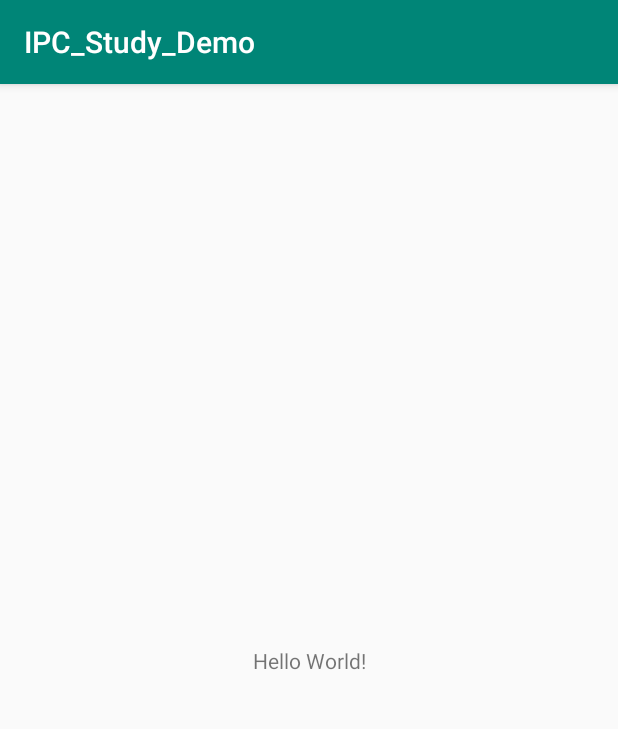
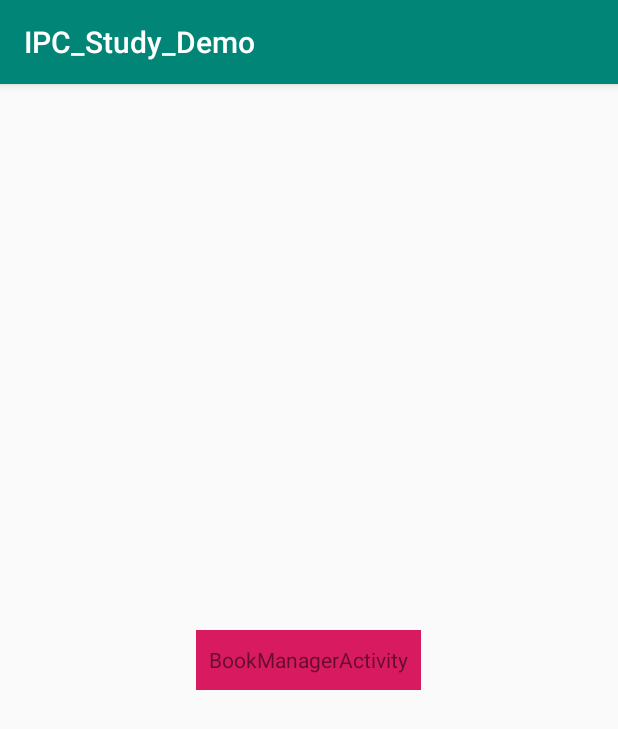
Before and after one commit to rongxianren/IPC_Study_Demo, an Android app: the screen it shows after launch (MainActivity), on a phone screen of 412 x 824 dp. Shown: the top 729 px of the screen. Run offline under Robolectric (Android 15) with nearby library versions, the phone set to English and light mode, and no system bars.

Commit message:
利用aidl进行ipc 通信

```diff
--- a/app/src/main/AndroidManifest.xml
+++ b/app/src/main/AndroidManifest.xml
@@ -9,6 +9,7 @@
         android:roundIcon="@mipmap/ic_launcher_round"
         android:supportsRtl="true"
         android:theme="@style/AppTheme">
+        <activity android:name=".aidl.BookManagerActivity"></activity>
         <activity android:name=".MainActivity">
             <intent-filter>
                 <action android:name="android.intent.action.MAIN" />
@@ -16,6 +17,10 @@
                 <category android:name="android.intent.category.LAUNCHER" />
             </intent-filter>
         </activity>
+
+        <service
+            android:name=".aidl.BookManagerService"
+            android:process=":remote" />
     </application>
 
 </manifest>
--- a/app/src/main/res/layout/activity_main.xml
+++ b/app/src/main/res/layout/activity_main.xml
@@ -1,18 +1,23 @@
 <?xml version="1.0" encoding="utf-8"?>
-<android.support.constraint.ConstraintLayout xmlns:android="http://schemas.android.com/apk/res/android"
+<LinearLayout xmlns:android="http://schemas.android.com/apk/res/android"
     xmlns:app="http://schemas.android.com/apk/res-auto"
     xmlns:tools="http://schemas.android.com/tools"
     android:layout_width="match_parent"
     android:layout_height="match_parent"
+    android:gravity="center"
+    android:orientation="vertical"
     tools:context=".MainActivity">
 
     <TextView
-        android:layout_width="wrap_content"
-        android:layout_height="wrap_content"
-        android:text="Hello World!"
+        android:background="@color/colorAccent"
+        android:layout_width="150dp"
+        android:layout_height="40dp"
+        android:gravity="center"
+        android:text="BookManagerActivity"
+        android:onClick="goBookManagerActivity"
         app:layout_constraintBottom_toBottomOf="parent"
         app:layout_constraintLeft_toLeftOf="parent"
         app:layout_constraintRight_toRightOf="parent"
         app:layout_constraintTop_toTopOf="parent" />
 
-</android.support.constraint.ConstraintLayout>
+</LinearLayout>
```
Also changed, not shown: app/src/main/java/com/rongxianren/ipc/MainActivity.java (+9 -0 lines), app/src/main/java/com/rongxianren/ipc/aidl/Book.java (+5 -4 lines), app/src/main/java/com/rongxianren/ipc/aidl/BookManagerActivity.java (added, +72 -0 lines), app/src/main/java/com/rongxianren/ipc/aidl/BookManagerService.java (added, +45 -0 lines), app/src/main/res/layout/activity_book_manager.xml (added, +32 -0 lines).
